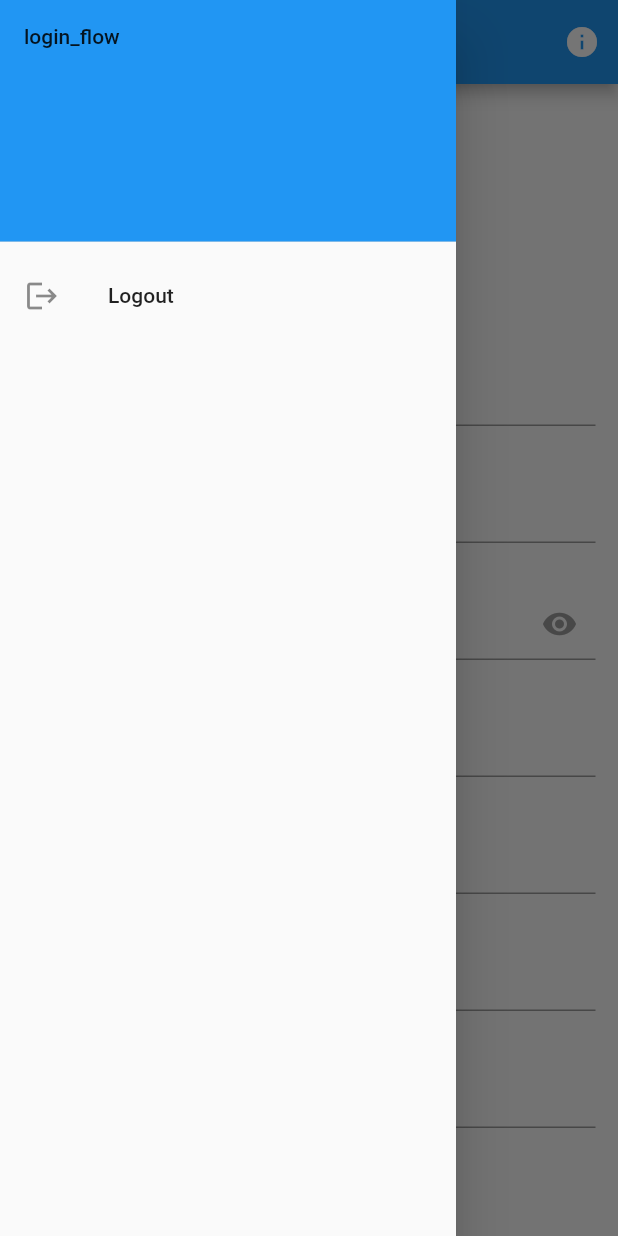
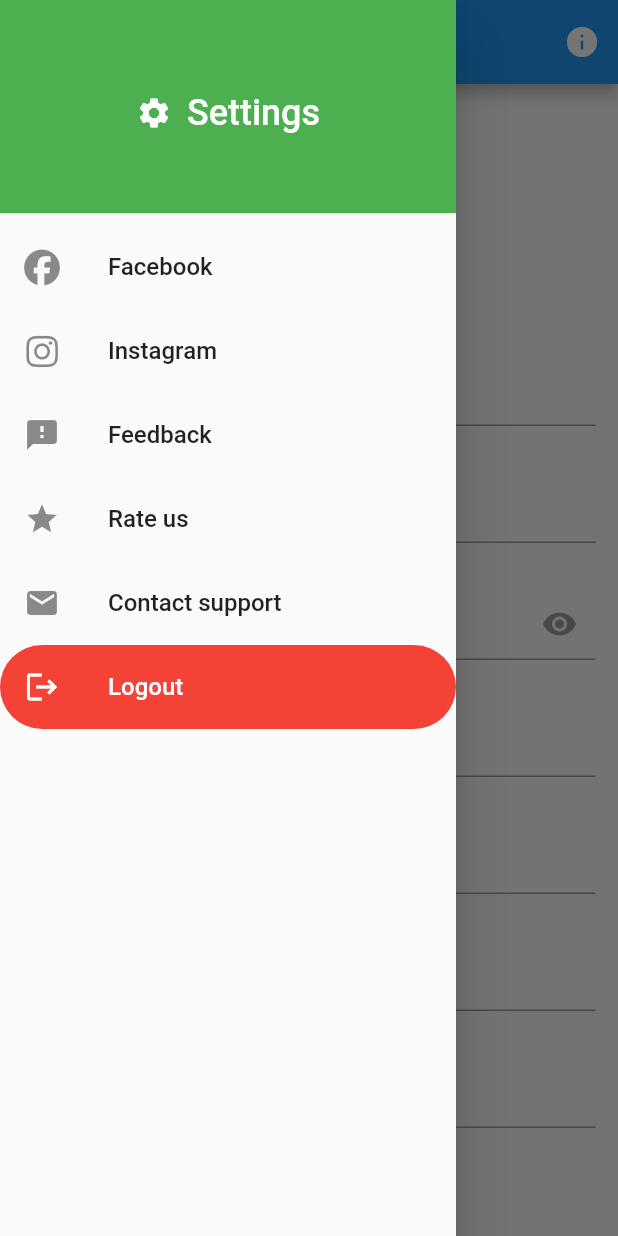
Before and after one commit to SamueleBarbizzi/Flutter-doctors, a Flutter app: the AccountPage screen opened directly, with the side drawer open, on a phone screen of 412 x 824 dp. Run offline on Flutter 3.47's test engine with Material 2 defaults, Android fonts, the phone set to English and light mode, and no system bars; our stand-ins replace flutter_login, font_awesome_flutter, material_design_icons_flutter, shared_preferences; accounts and stored records are empty.

Commit message:
New Drawer

```diff
--- a/lib/screens/accountpage.dart
+++ b/lib/screens/accountpage.dart
@@ -3,6 +3,7 @@
 import 'package:flutter/material.dart';
 import 'package:flutter_doctors/screens/loginpage.dart';
 import 'package:flutter_doctors/screens/infopage.dart';
+import 'package:font_awesome_flutter/font_awesome_flutter.dart';
 import 'package:shared_preferences/shared_preferences.dart';
 
 class AccountPage extends StatefulWidget {
@@ -181,25 +182,106 @@ class _AccountPageState extends State<AccountPage> {
         )
       ),
 
+
 drawer: Drawer(
-        child: ListView(
-          padding: EdgeInsets.zero,
+  child: ListView(padding: EdgeInsets.zero,
     children: [
-            const DrawerHeader(
+      Container(height: 150,
+        child: DrawerHeader(
           decoration: BoxDecoration(
-                color: Colors.blue,
+            color: Colors.green,
           ),
-              child: Text('login_flow'),
+          child: Column(
+            mainAxisAlignment: MainAxisAlignment.center,
+            children: const [
+              Row(mainAxisAlignment: MainAxisAlignment.center,
+                children: [
+                  Icon(Icons.settings,
+                    size: 24,
+                    color: Colors.white,
                   ),
-            ListTile(
-              leading: const Icon(Icons.logout),
-              title: const Text('Logout'),
-              onTap: () => _toLoginPage(context),
+                  SizedBox(width: 10),
+                  Text('Settings',style: TextStyle(
+                      fontSize: 24,
+                      color: Colors.white,
+                    ),
+                  ),
+                ],
               ),
             ],
           ),
         ),
-    );
+      ),
+      ListTile(leading: Icon(FontAwesomeIcons.facebook),
+        title: Text('Facebook',
+          style: TextStyle(
+            fontSize: 16,
+          ),
+        ),
+        onTap: () {
+          // TODO: Open Facebook page
+        },
+      ),
+      ListTile(leading: Icon(FontAwesomeIcons.instagram),
+        title: Text('Instagram',
+          style: TextStyle(
+            fontSize: 16,
+          ),
+        ),
+        onTap: () {
+          // TODO: Open Instagram page
+        },
+      ),
+      ListTile(leading: Icon(Icons.feedback),
+        title: Text('Feedback',
+          style: TextStyle(
+            fontSize: 16,
+          ),
+        ),
+        onTap: () {
+          // TODO: Open feedback form
+        },
+      ),
+      ListTile(leading: Icon(Icons.star),
+        title: Text('Rate us',
+          style: TextStyle(
+            fontSize: 16,
+          ),
+        ),
+        onTap: () {
+          // TODO: Open voting page
+        },
+      ),
+
+      ListTile(leading: Icon(Icons.mail),
+        title: Text('Contact support',
+          style: TextStyle(
+            fontSize: 16,
+          ),
+        ),
+        onTap: () {
+          // TODO: Open assistance contact
+        }
+      ),
+
+       ClipRRect(
+        borderRadius: BorderRadius.circular(80),
+        child: Container(color: Colors.red,
+          child: ListTile(
+            leading: Icon(Icons.logout, color: Colors.white),
+            title: Text('Logout',
+            style: TextStyle(
+              fontSize: 16,
+              color: Colors.white,
+          ),
+        ),
+        onTap: () => _toLoginPage(context),
+          )
+      ),
+      )
+    ],
+  ),
+),);
 
   }
  //build
--- a/pubspec.yaml
+++ b/pubspec.yaml
@@ -31,6 +31,7 @@ dependencies:
   flutter:
     sdk: flutter
   flutter_login: ^4.1.1
+  font_awesome_flutter: ^10.5.0
 
   # The following adds the Cupertino Icons font to your application.
   # Use with the CupertinoIcons class for iOS style icons.
```
Also changed, not shown: pubspec.lock. Lines whose indentation alone changed are shown as unchanged.
